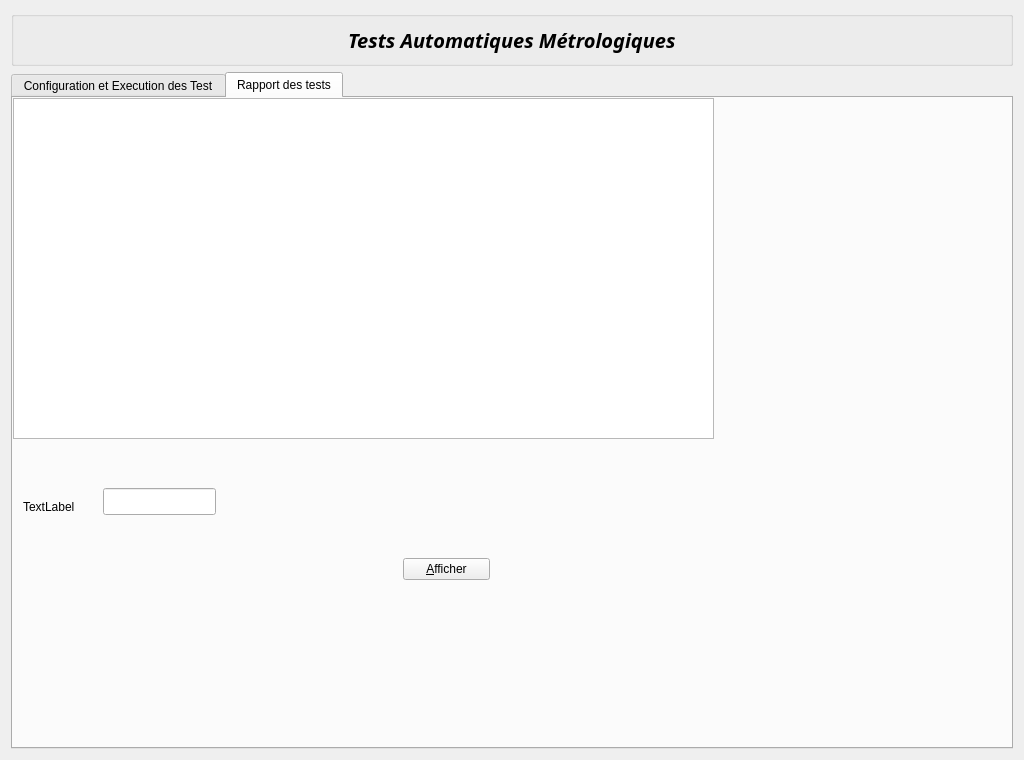
Before: the Qt Designer form homewidget.ui in InformatiqueAtmoNA/tam, drawn with Qt 5.
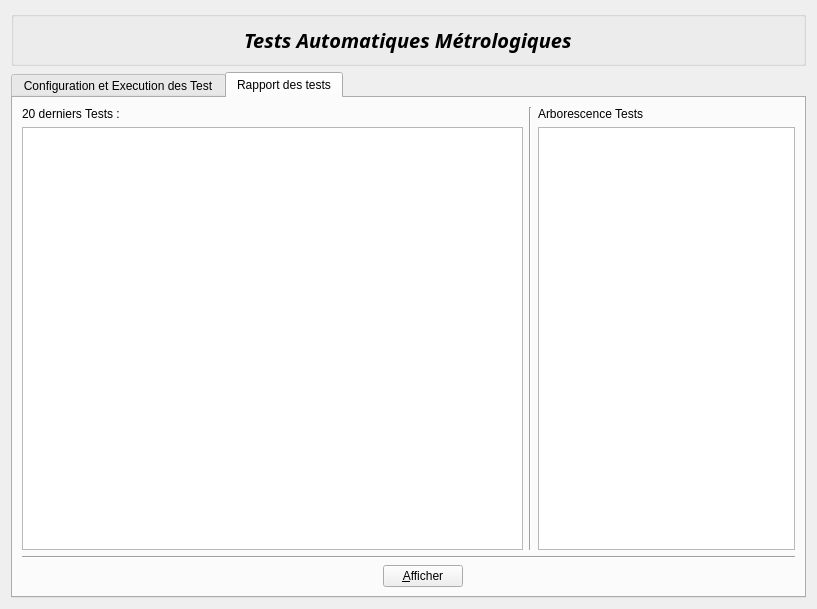
After: the same form once the commit is applied. The open tabs and pages were chosen to show the change.

Commit message: Création d'une fenetre interface pour visualiser les résultats des tests. Création des rapports pour la linéarité et répétabilité. Changement de la fenetre interface de selection des tests avec un tableview des 20 derniers tests et un treeview pour afficher les tests sous forme d'arborescence

Diff of the .ui file:
```diff
--- a/homewidget.ui
+++ b/homewidget.ui
@@ -6,8 +6,8 @@
    <rect>
     <x>0</x>
     <y>0</y>
-    <width>1024</width>
-    <height>760</height>
+    <width>817</width>
+    <height>598</height>
    </rect>
   </property>
   <property name="sizePolicy">
@@ -345,89 +345,142 @@
       <attribute name="title">
        <string>Rapport des tests</string>
       </attribute>
-      <widget class="QWidget" name="layoutWidget">
-       <property name="geometry">
-        <rect>
-         <x>390</x>
-         <y>460</y>
-         <width>87</width>
-         <height>75</height>
-        </rect>
-       </property>
-       <layout class="QVBoxLayout" name="verticalLayout_3">
-        <item>
-         <widget class="QPushButton" name="button_Afficher">
-          <property name="sizePolicy">
-           <sizepolicy hsizetype="Minimum" vsizetype="Preferred">
-            <horstretch>0</horstretch>
-            <verstretch>0</verstretch>
-           </sizepolicy>
-          </property>
-          <property name="text">
-           <string>&amp;Afficher</string>
-          </property>
-         </widget>
-        </item>
-        <item>
-         <spacer name="verticalSpacer_2">
-          <property name="orientation">
-           <enum>Qt::Vertical</enum>
-          </property>
-          <property name="sizeHint" stdset="0">
-           <size>
-            <width>20</width>
-            <height>40</height>
-           </size>
-          </property>
-         </spacer>
-        </item>
-       </layout>
-      </widget>
-      <widget class="QLineEdit" name="lineEdit">
-       <property name="geometry">
-        <rect>
-         <x>90</x>
-         <y>390</y>
-         <width>113</width>
-         <height>27</height>
-        </rect>
-       </property>
-      </widget>
-      <widget class="QLabel" name="label_4">
-       <property name="geometry">
-        <rect>
-         <x>10</x>
-         <y>400</y>
-         <width>62</width>
-         <height>17</height>
-        </rect>
-       </property>
-       <property name="text">
-        <string>TextLabel</string>
-       </property>
-      </widget>
-      <widget class="QTableView" name="tableView_TestRapport">
-       <property name="geometry">
-        <rect>
-         <x>0</x>
-         <y>0</y>
-         <width>701</width>
-         <height>341</height>
-        </rect>
-       </property>
-       <property name="editTriggers">
-        <set>QAbstractItemView::NoEditTriggers</set>
-       </property>
-       <property name="alternatingRowColors">
-        <bool>true</bool>
-       </property>
-       <property name="selectionMode">
-        <enum>QAbstractItemView::SingleSelection</enum>
-       </property>
-       <property name="selectionBehavior">
-        <enum>QAbstractItemView::SelectRows</enum>
-       </property>
-      </widget>
+      <layout class="QGridLayout" name="gridLayout_5">
+       <item row="0" column="0">
+        <layout class="QVBoxLayout" name="verticalLayout_5">
+         <item>
+          <layout class="QHBoxLayout" name="horizontalLayout_7">
+           <item>
+            <layout class="QVBoxLayout" name="verticalLayout_3">
+             <item>
+              <widget class="QLabel" name="label_4">
+               <property name="text">
+                <string>20 derniers Tests :</string>
+               </property>
+              </widget>
+             </item>
+             <item>
+              <widget class="QTableView" name="tableView_TestRapport">
+               <property name="minimumSize">
+                <size>
+                 <width>501</width>
+                 <height>421</height>
+                </size>
+               </property>
+               <property name="editTriggers">
+                <set>QAbstractItemView::NoEditTriggers</set>
+               </property>
+               <property name="alternatingRowColors">
+                <bool>true</bool>
+               </property>
+               <property name="selectionMode">
+                <enum>QAbstractItemView::SingleSelection</enum>
+               </property>
+               <property name="selectionBehavior">
+                <enum>QAbstractItemView::SelectRows</enum>
+               </property>
+              </widget>
+             </item>
+            </layout>
+           </item>
+           <item>
+            <widget class="Line" name="line_3">
+             <property name="orientation">
+              <enum>Qt::Vertical</enum>
+             </property>
+            </widget>
+           </item>
+           <item>
+            <layout class="QVBoxLayout" name="verticalLayout_4">
+             <item>
+              <widget class="QLabel" name="label_5">
+               <property name="text">
+                <string>Arborescence Tests</string>
+               </property>
+              </widget>
+             </item>
+             <item>
+              <widget class="QTreeView" name="treeView">
+               <property name="minimumSize">
+                <size>
+                 <width>256</width>
+                 <height>421</height>
+                </size>
+               </property>
+               <property name="sortingEnabled">
+                <bool>false</bool>
+               </property>
+              </widget>
+             </item>
+            </layout>
+           </item>
+          </layout>
+         </item>
+         <item>
+          <widget class="Line" name="line_4">
+           <property name="maximumSize">
+            <size>
+             <width>16777215</width>
+             <height>3</height>
+            </size>
+           </property>
+           <property name="orientation">
+            <enum>Qt::Horizontal</enum>
+           </property>
+          </widget>
+         </item>
+         <item>
+          <layout class="QHBoxLayout" name="horizontalLayout_8">
+           <item>
+            <spacer name="horizontalSpacer_6">
+             <property name="orientation">
+              <enum>Qt::Horizontal</enum>
+             </property>
+             <property name="sizeHint" stdset="0">
+              <size>
+               <width>408</width>
+               <height>20</height>
+              </size>
+             </property>
+            </spacer>
+           </item>
+           <item>
+            <widget class="QPushButton" name="button_Afficher">
+             <property name="sizePolicy">
+              <sizepolicy hsizetype="Minimum" vsizetype="Preferred">
+               <horstretch>0</horstretch>
+               <verstretch>0</verstretch>
+              </sizepolicy>
+             </property>
+             <property name="maximumSize">
+              <size>
+               <width>16777215</width>
+               <height>27</height>
+              </size>
+             </property>
+             <property name="text">
+              <string>&amp;Afficher</string>
+             </property>
+            </widget>
+           </item>
+           <item>
+            <spacer name="horizontalSpacer_7">
+             <property name="orientation">
+              <enum>Qt::Horizontal</enum>
+             </property>
+             <property name="sizeHint" stdset="0">
+              <size>
+               <width>378</width>
+               <height>20</height>
+              </size>
+             </property>
+            </spacer>
+           </item>
+          </layout>
+         </item>
+        </layout>
+       </item>
+      </layout>
      </widget>
     </widget>
    </item>
```
The commit also changes 19 other files.
